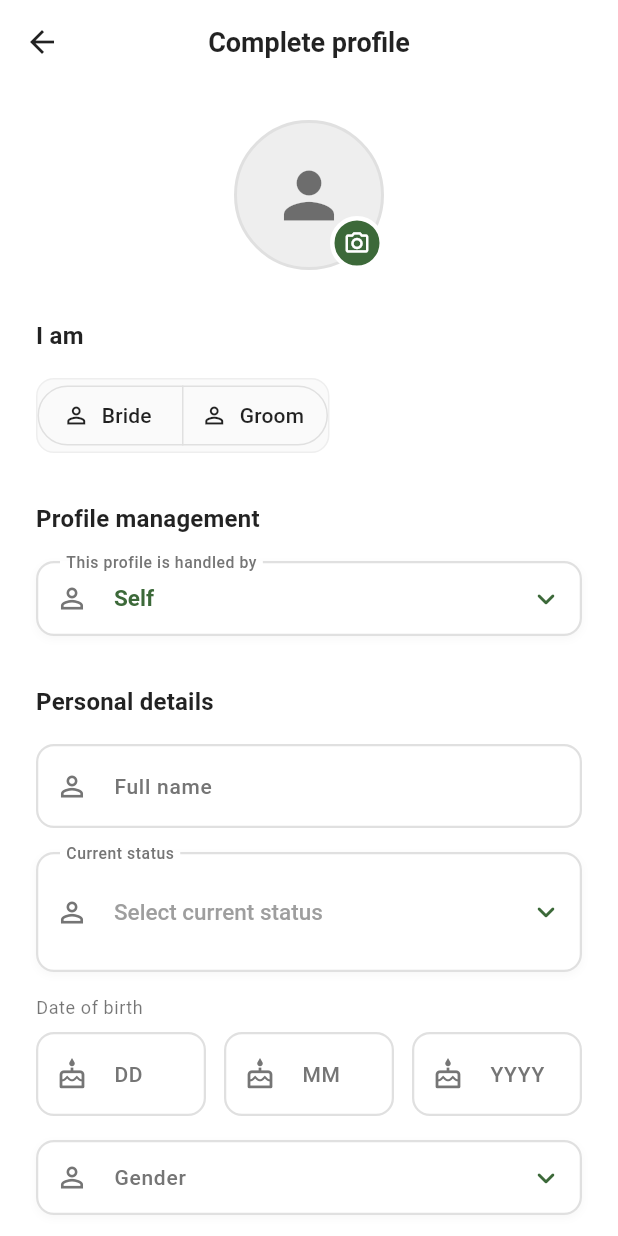
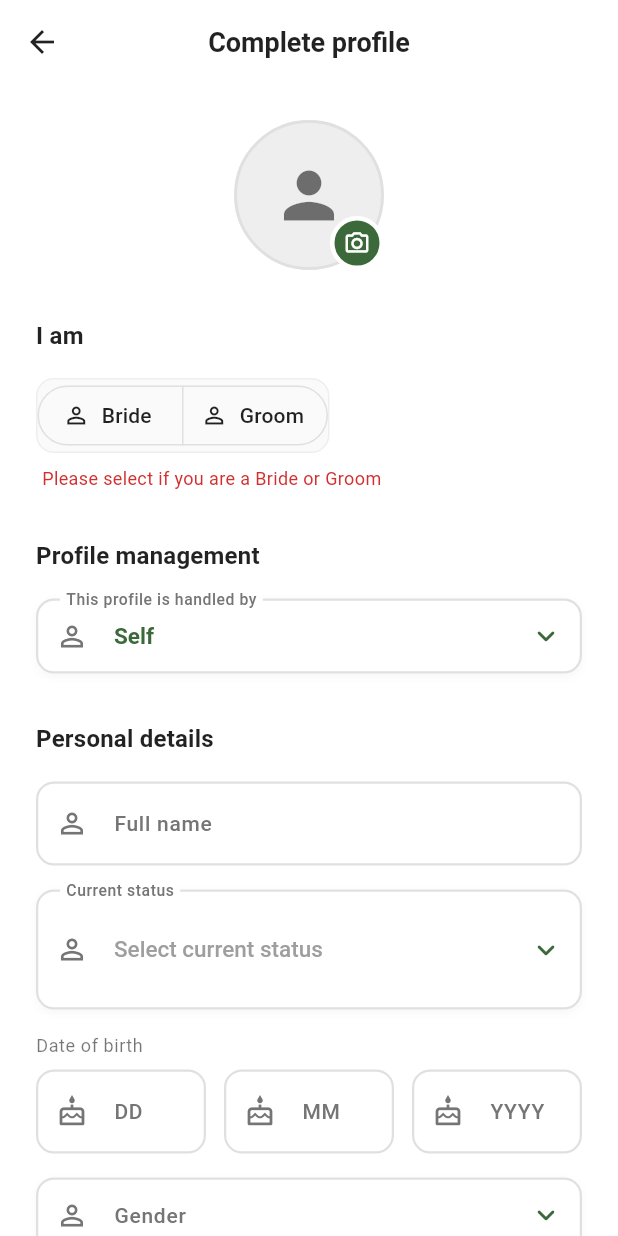
Before and after one commit to kxaviera/silah_app, a Flutter app: the CompleteProfileScreen screen opened by its route, on a phone screen of 412 x 824 dp. Run offline on Flutter 3.47's test engine with Material 3 defaults, Android fonts, the phone set to English and light mode, and no system bars; our stand-ins replace dio, firebase_core, firebase_messaging, flutter_local_notifications, google_sign_in, image_picker and 2 more; accounts and stored records are empty; network calls fail.

Commit message:
Add role validation error message in UI and Family Details section in admin dashboard

```diff
--- a/lib/ui/screens/complete_profile_screen.dart
+++ b/lib/ui/screens/complete_profile_screen.dart
@@ -872,6 +872,17 @@ class _CompleteProfileScreenState extends State<CompleteProfileScreen> {
             ),
           ),
         ),
+        if (_selectedRole == null)
+          Padding(
+            padding: const EdgeInsets.only(top: 8, left: 4),
+            child: Text(
+              'Please select if you are a Bride or Groom',
+              style: TextStyle(
+                color: Colors.red.shade700,
+                fontSize: 12,
+              ),
+            ),
+          ),
       ],
     );
   }
```
